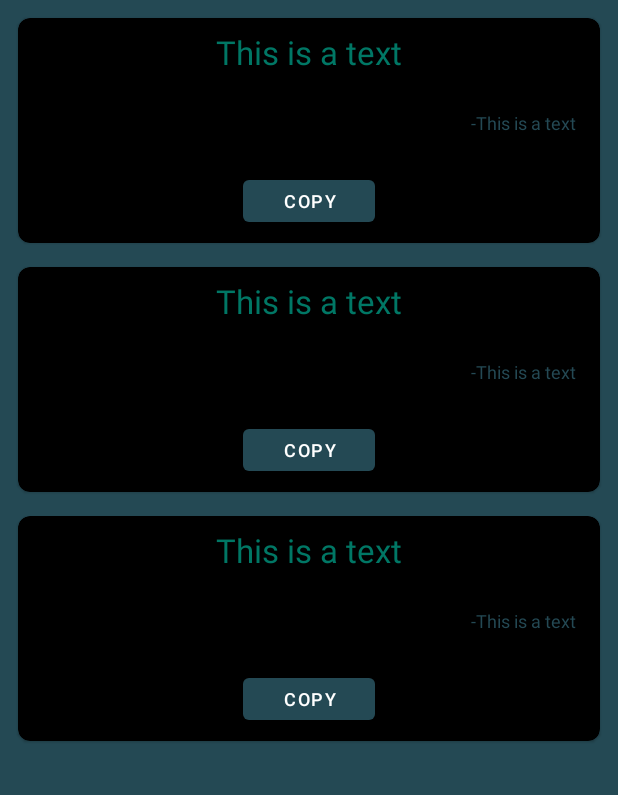
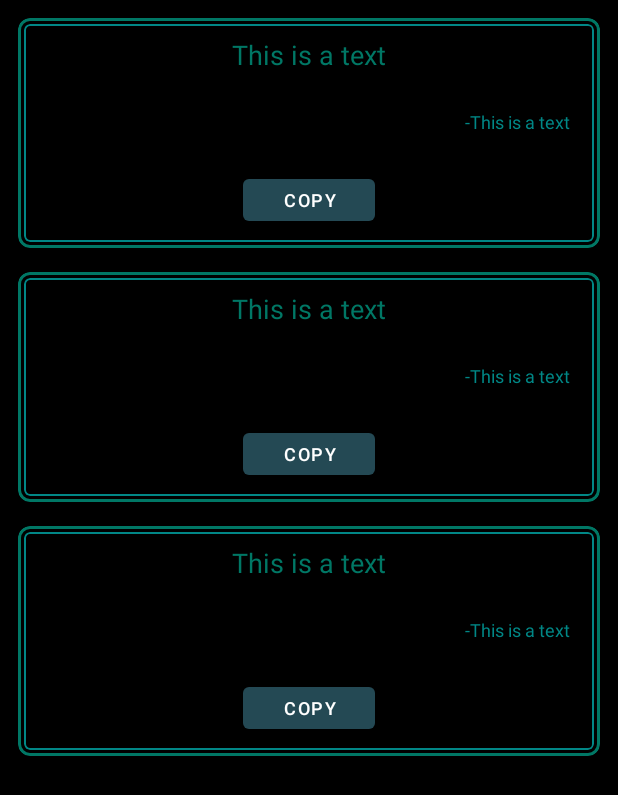
Before and after one commit to eduVieiraAF/Quotes_APP, an Android app: the layout activity_main.xml on its own in the app's theme, with its tools: preview values and no code run, on a phone screen of 412 x 824 dp. Shown: the top 795 px of the screen. Run offline under Robolectric (Android 15) with nearby library versions, the phone set to English and light mode, and no system bars.

Commit message:
Corrections & improvements
Made a tiny mistake by not showing the author right - fixed it!

```diff
--- a/app/src/main/java/com/example/quotes/QuotesListAdapter.kt
+++ b/app/src/main/java/com/example/quotes/QuotesListAdapter.kt
@@ -1,5 +1,6 @@
 package com.example.quotes
 
+import android.annotation.SuppressLint
 import android.content.Context
 import android.view.LayoutInflater
 import android.view.View
@@ -19,10 +20,11 @@ class QuotesListAdapter(private val context: Context, private val list: List<Quo
         return QuotesViewHolder(layout)
     }
 
+    @SuppressLint("SetTextI18n")
     override fun onBindViewHolder(holder: QuotesViewHolder, position: Int) {
 
-        holder.quote.text = list[position].text
-        holder.author.text = list[position].text
+        holder.quote.text = "'${list[position].text}'"
+        holder.author.text = "- ${list[position].author}"
     }
 
     override fun getItemCount(): Int {
--- a/app/src/main/res/layout/activity_main.xml
+++ b/app/src/main/res/layout/activity_main.xml
@@ -5,7 +5,7 @@
     android:layout_width="match_parent"
     android:layout_height="match_parent"
     android:orientation="vertical"
-    android:background="@color/dark_teal"
+    android:background="@color/black"
     tools:context=".MainActivity">
 
     <androidx.recyclerview.widget.RecyclerView
--- a/app/src/main/res/layout/list_quotes.xml
+++ b/app/src/main/res/layout/list_quotes.xml
@@ -5,8 +5,18 @@
     xmlns:app="http://schemas.android.com/apk/res-auto"
     android:elevation="8dp"
     app:cardCornerRadius="8dp"
+    app:strokeWidth="2dp"
+    app:strokeColor="@color/teal_water"
     android:backgroundTint="@color/black"
     android:layout_margin="8dp">
+
+    <com.google.android.material.card.MaterialCardView
+        android:layout_width="match_parent"
+        android:layout_height="wrap_content"
+        app:strokeColor="@color/teal_700"
+        android:layout_margin="4dp"
+        android:backgroundTint="@color/black"
+        app:strokeWidth="1dp">
 
         <LinearLayout
             android:orientation="vertical"
@@ -19,7 +29,7 @@
                 android:layout_height="match_parent"
                 android:text="This is a text"
                 android:textAlignment="center"
-            android:textSize="22sp"
+                android:textSize="18sp"
                 android:textColor="@color/teal_water"
                 android:padding="8dp"/>
 
@@ -31,7 +41,7 @@
                 android:text="-This is a text"
                 android:textAlignment="textEnd"
                 android:textSize="12sp"
-            android:textColor="@color/dark_teal"
+                android:textColor="@color/teal_700"
                 android:padding="8dp"/>
 
             <Button
@@ -41,9 +51,12 @@
                 android:layout_gravity="center"
                 android:foregroundTint="@color/white"
                 android:text="copy"
-            android:textSize="12dp"
+                android:textSize="12sp"
                 android:layout_margin="8dp"/>
 
         </LinearLayout>
 
     </com.google.android.material.card.MaterialCardView>
+
+
+</com.google.android.material.card.MaterialCardView>
```
Lines whose indentation alone changed are shown as unchanged.
